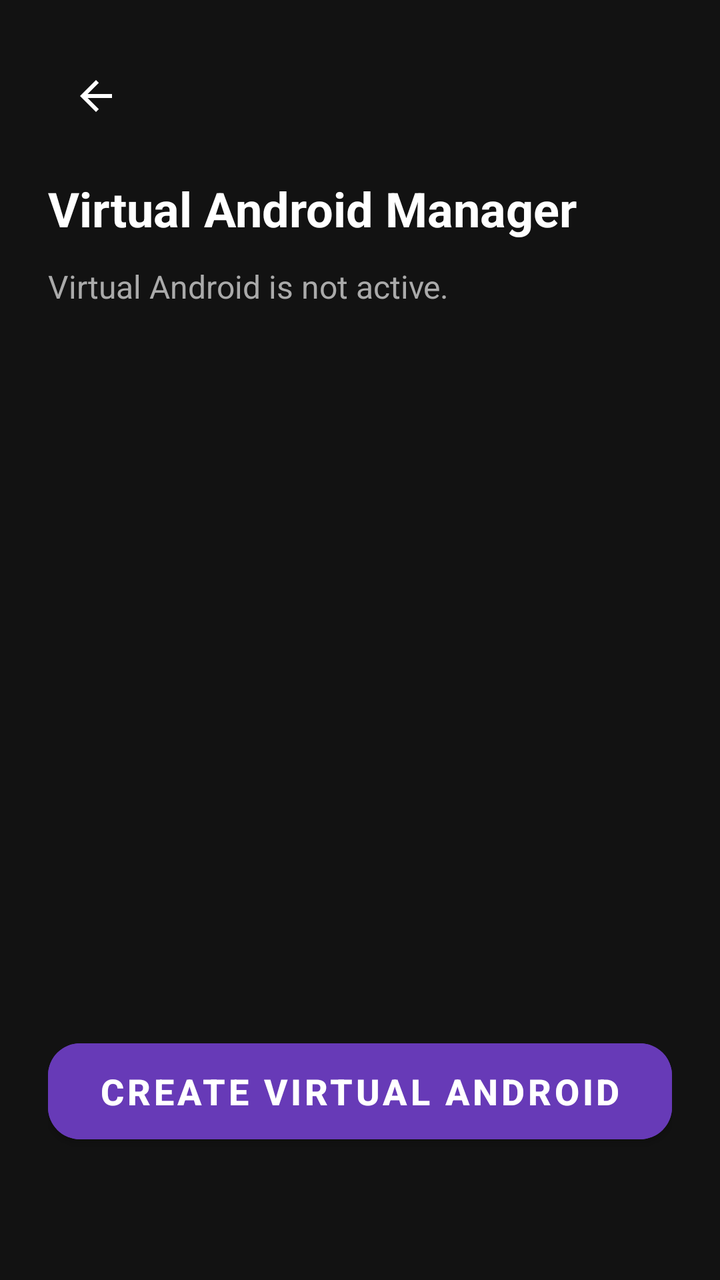
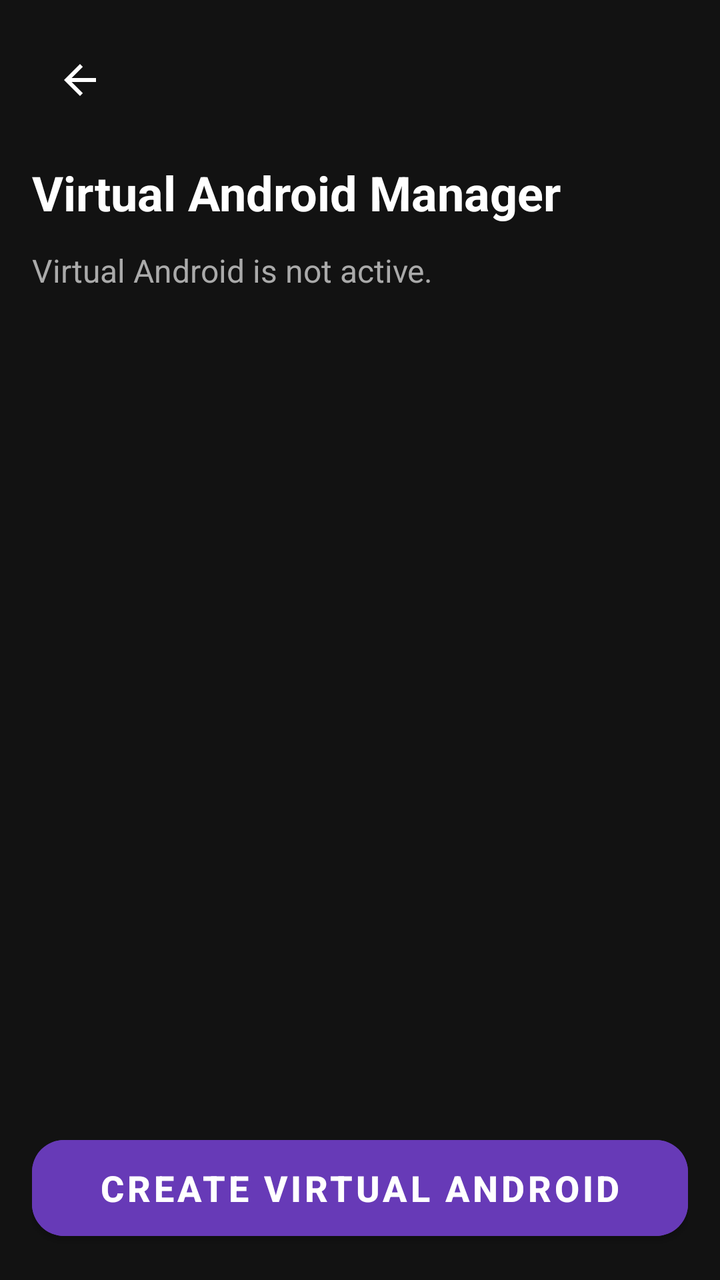

Screens rendered from an Android XML layout before and after an edit, with the pre-edit source and the edit as a unified diff.
<!-- AndroidManifest.xml: activity theme Theme.RealEarnPayPal -->
<!-- res/layout/activity_virtual_profile.xml -->
<?xml version="1.0" encoding="utf-8"?>
<androidx.constraintlayout.widget.ConstraintLayout xmlns:android="http://schemas.android.com/apk/res/android"
    xmlns:app="http://schemas.android.com/apk/res-auto"
    android:layout_width="match_parent"
    android:layout_height="match_parent"
    android:background="#121212"
    android:padding="24dp">

    
    <ImageButton
        android:id="@+id/btnBack"
        android:layout_width="48dp"
        android:layout_height="48dp"
        android:background="?attr/selectableItemBackgroundBorderless"
        android:src="@drawable/ic_arrow_back"
        app:layout_constraintStart_toStartOf="parent"
        app:layout_constraintTop_toTopOf="parent"
        app:tint="@android:color/white" />

    <TextView
        android:id="@+id/tvTitle"
        android:layout_width="wrap_content"
        android:layout_height="wrap_content"
        android:layout_marginTop="16dp"
        android:text="Virtual Android Manager"
        android:textColor="@android:color/white"
        android:textSize="24sp"
        android:textStyle="bold"
        app:layout_constraintStart_toStartOf="parent"
        app:layout_constraintTop_toBottomOf="@id/btnBack" />

    <TextView
        android:id="@+id/tvStatus"
        android:layout_width="match_parent"
        android:layout_height="wrap_content"
        android:layout_marginTop="12dp"
        android:text="Virtual Android is not active."
        android:textColor="#AAAAAA"
        android:textSize="16sp"
        app:layout_constraintTop_toBottomOf="@id/tvTitle" />

    
    <LinearLayout
        android:layout_width="match_parent"
        android:layout_height="wrap_content"
        android:orientation="vertical"
        app:layout_constraintBottom_toBottomOf="parent"
        app:layout_constraintTop_toBottomOf="@id/tvStatus"
        app:layout_constraintVertical_bias="0.9">

        <Button
            android:id="@+id/btnCreateProfile"
            android:layout_width="match_parent"
            android:layout_height="60dp"
            android:backgroundTint="#673AB7"
            android:text="Create Virtual Android"
            android:textColor="@android:color/white"
            android:textSize="18sp"
            android:textStyle="bold"
            app:cornerRadius="16dp" />

        <Button
            android:id="@+id/btnAddApps"
            android:layout_width="match_parent"
            android:layout_height="60dp"
            android:backgroundTint="#2196F3"
            android:text="Add Apps to Virtual Android"
            android:textColor="@android:color/white"
            android:textSize="18sp"
            android:textStyle="bold"
            android:visibility="gone"
            app:cornerRadius="16dp" />

        <Button
            android:id="@+id/btnDeleteProfile"
            android:layout_width="match_parent"
            android:layout_height="60dp"
            android:layout_marginTop="12dp"
            android:backgroundTint="#F44336"
            android:text="Delete Virtual Android"
            android:textColor="@android:color/white"
            android:textSize="18sp"
            android:textStyle="bold"
            android:visibility="gone"
            app:cornerRadius="16dp" />

    </LinearLayout>

</androidx.constraintlayout.widget.ConstraintLayout>
<!-- resources referenced by this layout -->
<resources>
  <!-- drawable ic_arrow_back (drawable) -->
  <vector xmlns:android="http://schemas.android.com/apk/res/android"
      android:width="24dp"
      android:height="24dp"
      android:viewportWidth="24"
      android:viewportHeight="24">
    <path
        android:fillColor="#FFFFFF"
        android:pathData="M20,11H7.83l5.59,-5.59L12,4l-8,8 8,8 1.41,-1.41L7.83,13H20v-2z"/>
  </vector>
  <style name="Theme.RealEarnPayPal" parent="Theme.MaterialComponents.NoActionBar">
          <item name="colorPrimary">@color/paypal_blue</item>
          <item name="colorPrimaryVariant">@color/paypal_blue_dark</item>
          <item name="colorOnPrimary">@color/white</item>
          <item name="colorSecondary">@color/paypal_blue</item>
          <item name="colorOnSecondary">@color/white</item>
          <item name="android:statusBarColor">@color/bg_dark</item>
          <item name="android:navigationBarColor">@color/bg_dark</item>
          <item name="android:windowBackground">@color/bg_dark</item>
          <item name="android:textColorPrimary">@color/text_light</item>
          <item name="android:textColorSecondary">@color/text_dim</item>
      </style>
  <color name="paypal_blue">#FF0070BA</color>
  <color name="paypal_blue_dark">#FF005C99</color>
  <color name="white">#FFFFFFFF</color>
  <color name="bg_dark">#FF0D1117</color>
  <color name="text_light">#FFE6EDF3</color>
  <color name="text_dim">#FF8B949E</color>
</resources>

<!-- the commit's change to res/layout/activity_virtual_profile.xml (unified diff, before → after) -->
@@ -4,7 +4,7 @@
     android:layout_width="match_parent"
     android:layout_height="match_parent"
     android:background="#121212"
-    android:padding="24dp">
+    android:padding="16dp">
 
     
     <ImageButton
@@ -40,13 +40,22 @@
         app:layout_constraintTop_toBottomOf="@id/tvTitle" />
 
     
+    <androidx.recyclerview.widget.RecyclerView
+        android:id="@+id/recyclerApps"
+        android:layout_width="match_parent"
+        android:layout_height="0dp"
+        android:layout_marginTop="16dp"
+        android:layout_marginBottom="16dp"
+        app:layout_constraintBottom_toTopOf="@+id/layoutButtons"
+        app:layout_constraintTop_toBottomOf="@id/tvStatus" />
+
+    
     <LinearLayout
+        android:id="@+id/layoutButtons"
         android:layout_width="match_parent"
         android:layout_height="wrap_content"
         android:orientation="vertical"
-        app:layout_constraintBottom_toBottomOf="parent"
-        app:layout_constraintTop_toBottomOf="@id/tvStatus"
-        app:layout_constraintVertical_bias="0.9">
+        app:layout_constraintBottom_toBottomOf="parent">
 
         <Button
             android:id="@+id/btnCreateProfile"
